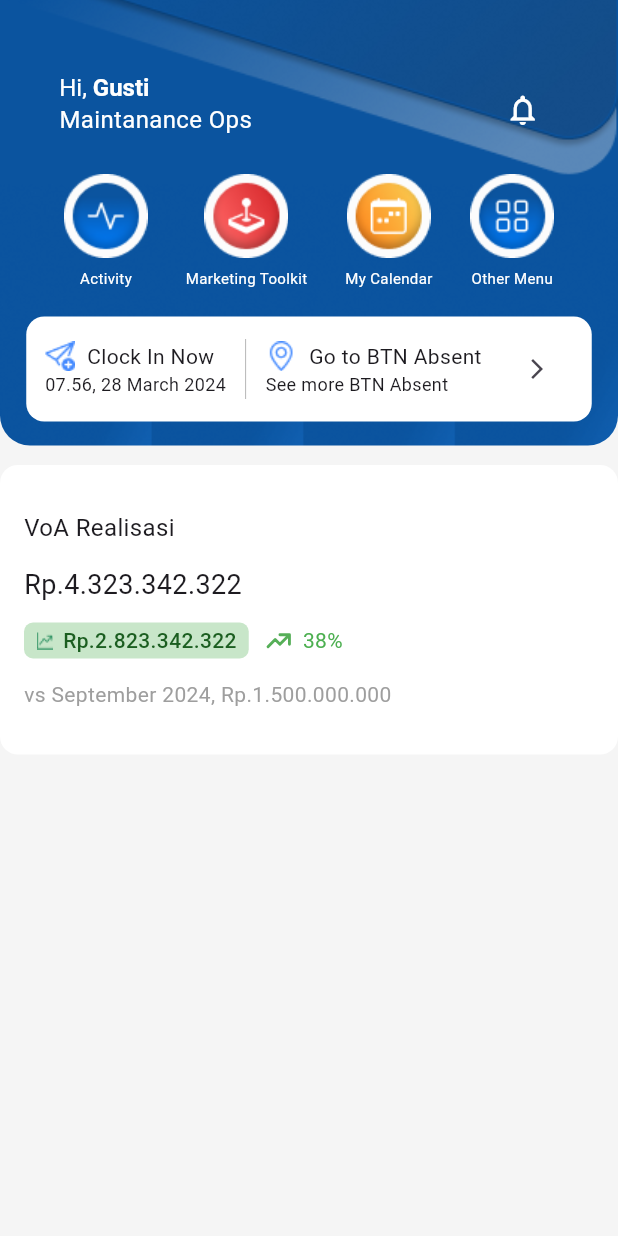
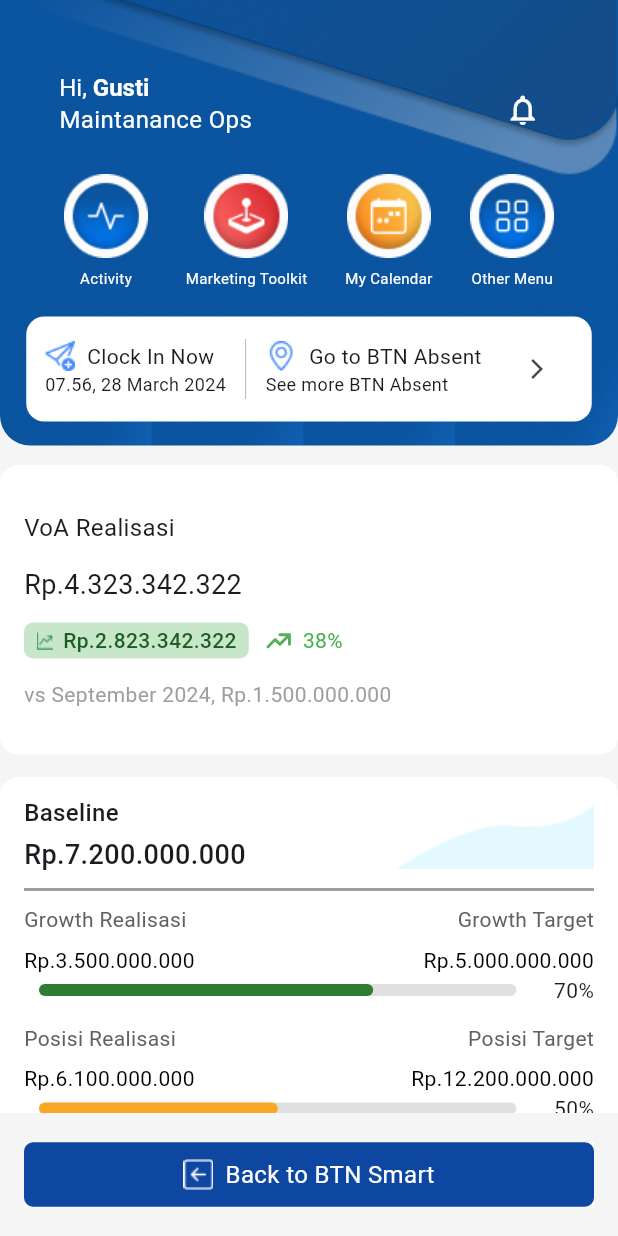
Before and after one commit to FaMan-6/absents-btn-task-1, a Flutter app: the screen it shows after launch, on a phone screen of 412 x 824 dp. Run offline on Flutter 3.47's test engine with Material 3 defaults, Android fonts, the light colour scheme and no system bars; drawn by our look-alikes of percent_indicator; our stand-ins replace bloc, equatable, flutter_bloc, flutter_svg.

Commit message:
Dashboard page

```diff
--- a/lib/constants/constant.dart
+++ b/lib/constants/constant.dart
@@ -4,11 +4,11 @@
 
 List<Baseline> baselineData = [
   Baseline(
-    nominal: 1000000,
-    growthRealisasi: 10,
-    growthTarget: 20,
-    posisiRealisasi: 30,
-    posisiTarget: 40,
+    nominal: 7200000000,
+    growthRealisasi: 3500000000,
+    growthTarget: 5000000000,
+    posisiRealisasi: 6100000000,
+    posisiTarget: 12200000000,
   ),
 ];
 
--- /dev/null
+++ b/lib/helpers/percent.dart
@@ -0,0 +1,4 @@
+double percentFormatter(int r, int t) {
+  final number = (r / t).clamp(0, 1);
+  return number.toDouble();
+}
--- a/lib/main.dart
+++ b/lib/main.dart
@@ -18,6 +18,7 @@
       providers: [
         BlocProvider(create: (_) => UserCubit()),
         BlocProvider(create: (_) => VoaRealisasiCubit()),
+        BlocProvider(create: (_) => BaselineCubit()),
       ],
       child: MaterialApp(
         theme: ThemeData(
--- a/lib/screens/dashboard.dart
+++ b/lib/screens/dashboard.dart
@@ -1,10 +1,14 @@
 import 'package:absents_btn/cubit/baseline/baseline_cubit.dart';
+import 'package:absents_btn/cubit/baseline/baseline_state.dart';
 import 'package:absents_btn/cubit/user/user_cubit.dart';
 import 'package:absents_btn/cubit/voa_realisasi/voa_realisasi_cubit.dart';
 import 'package:absents_btn/theme/colors.dart';
+import 'package:absents_btn/widget/baseline_widget.dart';
 import 'package:absents_btn/widget/dashboard_checkin.dart';
 import 'package:absents_btn/widget/menu_dashboard.dart';
 import 'package:absents_btn/widget/navbar_profile.dart';
+import 'package:absents_btn/widget/time_series.dart';
+import 'package:absents_btn/widget/total_pipeline.dart';
 import 'package:absents_btn/widget/voa_realisasi_widget.dart';
 import 'package:flutter/material.dart';
 import 'package:flutter_bloc/flutter_bloc.dart';
@@ -28,7 +32,8 @@
       print('fetchVoaRealisasi done');
       context.read<UserCubit>().fetchUser();
       print('fetchUser done');
-
+      context.read<BaselineCubit>().fetchBaseline();
+      print('fetchBaseline done');
       _isInitialized = true;
     }
   }
@@ -59,8 +64,8 @@
                     crossAxisAlignment: CrossAxisAlignment.center,
                     children: [
                       Padding(
-                      padding:
-                          const EdgeInsets.only(top: 33.0, left: 21, right: 21),
+                        padding: const EdgeInsets.only(
+                            top: 33.0, left: 21, right: 21),
                         child: BlocBuilder<UserCubit, UserState>(
                           builder: (context, state) {
                             if (state is UserLoaded) {
@@ -143,11 +148,70 @@
                 ),
               ),
               Padding(
-              padding: EdgeInsets.only(top: 13.0),
+                padding: const EdgeInsets.only(top: 15.0),
+                child: BlocBuilder<BaselineCubit, BaselineState>(
+                  builder: (context, state) {
+                    if (state is BaselineLoaded) {
+                      print('Posisi: $state');
+                      return BaselineWidget(
+                        nominal: state.baseline[0].nominal,
+                        growthTarget: state.baseline[0].growthTarget,
+                        growthRealisasi: state.baseline[0].growthRealisasi,
+                        posisiTarget: state.baseline[0].posisiTarget,
+                        posisiRealisasi: state.baseline[0].posisiRealisasi,
+                      );
+                    } else if (state is BaselineError) {
+                      return Center(
+                        child: Text(state.message),
+                      );
+                    } else if (state is BaselineLoading) {
+                      return Center(
+                        child: CircularProgressIndicator(),
+                      );
+                    } else {
+                      return Center(
+                        child: Text('No data found'),
+                      );
+                    }
+                  },
+                ),
+              ),
+              Padding(
+                padding: const EdgeInsets.only(top: 7.0),
+                child: TimeSeries(),
+              ),
+              Padding(
+                padding: const EdgeInsets.only(top: 20.0),
+                child: TotalPipeline(),
+              )
+            ],
+          ),
+        ),
+        bottomNavigationBar: Padding(
+          padding: const EdgeInsets.symmetric(horizontal: 16.0, vertical: 19.5),
+          child: Container(
+            width: double.infinity,
+            decoration: BoxDecoration(color: Colors.white),
+            child: Container(
+              decoration: BoxDecoration(
+                  color: Colors.blue[900],
+                  borderRadius: BorderRadius.circular(6)),
+              child: Padding(
+                padding: const EdgeInsets.symmetric(vertical: 10.0),
+                child: Row(
+                  mainAxisAlignment: MainAxisAlignment.center,
+                  spacing: 8,
+                  children: [
+                    Image.asset('assets/images/arrow-left-square.png'),
+                    Text(
+                      'Back to BTN Smart',
+                      style: TextStyle(color: Colors.white, fontSize: 16),
                     ),
                   ],
                 ),
               ),
-    );
+            ),
+          ),
+        ));
   }
 }
--- a/lib/widget/baseline.dart
+++ /dev/null
@@ -1,15 +0,0 @@
-import 'package:flutter/material.dart';
-
-class Baseline extends StatefulWidget {
-  const Baseline({super.key});
-
-  @override
-  State<Baseline> createState() => _BaselineState();
-}
-
-class _BaselineState extends State<Baseline> {
-  @override
-  Widget build(BuildContext context) {
-    return const Placeholder();
-  }
-}
--- /dev/null
+++ b/lib/widget/baseline_widget.dart
@@ -0,0 +1,248 @@
+import 'package:absents_btn/helpers/currency_format.dart';
+import 'package:absents_btn/helpers/percent.dart';
+import 'package:absents_btn/theme/colors.dart';
+import 'package:flutter/material.dart';
+import 'package:percent_indicator/linear_percent_indicator.dart';
+
+class BaselineWidget extends StatefulWidget {
+  final int nominal;
+  final int growthTarget;
+  final int growthRealisasi;
+  final int posisiTarget;
+  final int posisiRealisasi;
+  const BaselineWidget({
+    super.key,
+    required this.nominal,
+    required this.growthTarget,
+    required this.growthRealisasi,
+    required this.posisiTarget,
+    required this.posisiRealisasi,
+  });
+
+  @override
+  State<BaselineWidget> createState() => _BaselineWidgetState();
+}
+
+class _BaselineWidgetState extends State<BaselineWidget> {
+  @override
+  void initState() {
+    // TODO: implement initState
+    super.initState();
+    print(percentFormatter(widget.growthRealisasi, widget.growthTarget));
+  }
+
+  @override
+  Widget build(BuildContext context) {
+    final nominal = formater(widget.nominal);
+    final growthTarget = formater(widget.growthTarget);
+    final growthRealisasi = formater(widget.growthRealisasi);
+    final posisiTarget = formater(widget.posisiTarget);
+    final posisiRealisasi = formater(widget.posisiRealisasi);
+
+    final growthPercent =
+        percentFormatter(widget.growthRealisasi, widget.growthTarget);
+    final posisiPercent =
+        percentFormatter(widget.posisiRealisasi, widget.posisiTarget);
+
+    return Container(
+      width: double.infinity,
+      decoration: BoxDecoration(
+        color: Colors.white,
+        borderRadius: BorderRadius.circular(12),
+      ),
+      child: Padding(
+        padding: const EdgeInsets.symmetric(horizontal: 16.0, vertical: 12),
+        child: Column(
+          children: [
+            Row(
+              mainAxisAlignment: MainAxisAlignment.spaceBetween,
+              children: [
+                Column(
+                  crossAxisAlignment: CrossAxisAlignment.start,
+                  spacing: 4,
+                  children: [
+                    Text(
+                      'Baseline',
+                      style: TextStyle(
+                        fontSize: 16,
+                        fontWeight: FontWeight.w500,
+                      ),
+                    ),
+                    Text(
+                      nominal,
+                      style: TextStyle(
+                        fontSize: 18,
+                        fontWeight: FontWeight.w500,
+                      ),
+                    ),
+                  ],
+                ),
+                Container(
+                  decoration: BoxDecoration(
+                    borderRadius: BorderRadius.only(
+                      bottomRight: Radius.circular(12),
+                    ),
+                  ),
+                  child: Image.asset('assets/images/graphic.png'),
+                ),
+              ],
+            ),
+            Padding(
+              padding: const EdgeInsets.symmetric(vertical: 9.0),
+              child: Container(
+                width: double.infinity,
+                height: 2,
+                decoration: BoxDecoration(
+                  color: Colors.grey,
+                ),
+              ),
+            ),
+            Column(
+              spacing: 12,
+              children: [
+                Column(
+                  children: [
+                    Row(
+                      mainAxisAlignment: MainAxisAlignment.spaceBetween,
+                      children: [
+                        Column(
+                          crossAxisAlignment: CrossAxisAlignment.start,
+                          spacing: 7,
+                          children: [
+                            Text(
+                              'Growth Realisasi',
+                              style: TextStyle(
+                                fontSize: 14,
+                                fontWeight: FontWeight.w400,
+                                color: Colors.grey[700],
+                              ),
+                            ),
+                            Text(
+                              growthRealisasi,
+                              style: TextStyle(
+                                fontSize: 14,
+                                fontWeight: FontWeight.w400,
+                                color: Colors.black,
+                              ),
+                            ),
+                          ],
+                        ),
+                        Column(
+                          crossAxisAlignment: CrossAxisAlignment.end,
+                          spacing: 7,
+                          children: [
+                            Text(
+                              'Growth Target',
+                              style: TextStyle(
+                                fontSize: 14,
+                                fontWeight: FontWeight.w400,
+                                color: Colors.grey[700],
+                              ),
+                            ),
+                            Text(
+                              growthTarget,
+                              style: TextStyle(
+                                fontSize: 14,
+                                fontWeight: FontWeight.w400,
+                                color: Colors.black,
+                              ),
+                            ),
+                          ],
+                        ),
+                      ],
+                    ),
+                    Row(
+                      spacing: 15,
+                      mainAxisAlignment: MainAxisAlignment.spaceBetween,
+                      children: [
+                        Expanded(
+                          child: LinearPercentIndicator(
+                            lineHeight: 8.0,
+                            percent: growthPercent,
+                            progressColor: Colors.green[800],
+                            backgroundColor: Colors.grey[300],
+                            barRadius: Radius.circular(16),
+                          ),
+                        ),
+                        Text('${(growthPercent * 100).toStringAsFixed(0)}%'),
+                      ],
+                    )
+                  ],
+                ),
+                Column(
+                  children: [
+                    Row(
+                      mainAxisAlignment: MainAxisAlignment.spaceBetween,
+                      children: [
+                        Column(
+                          crossAxisAlignment: CrossAxisAlignment.start,
+                          spacing: 7,
+                          children: [
+                            Text(
+                              'Posisi Realisasi',
+                              style: TextStyle(
+                                fontSize: 14,
+                                fontWeight: FontWeight.w400,
+                                color: Colors.grey[700],
+                              ),
+                            ),
+                            Text(
+                              posisiRealisasi,
+                              style: TextStyle(
+                                fontSize: 14,
+                                fontWeight: FontWeight.w400,
+                                color: Colors.black,
+                              ),
+                            ),
+                          ],
+                        ),
+                        Column(
+                          crossAxisAlignment: CrossAxisAlignment.end,
+                          spacing: 7,
+                          children: [
+                            Text(
+                              'Posisi Target',
+                              style: TextStyle(
+                                fontSize: 14,
+                                fontWeight: FontWeight.w400,
+                                color: Colors.grey[700],
+                              ),
+                            ),
+                            Text(
+                              posisiTarget,
+                              style: TextStyle(
+                                fontSize: 14,
+                                fontWeight: FontWeight.w400,
+                                color: Colors.black,
+                              ),
+                            ),
+                          ],
+                        ),
+                      ],
+                    ),
+                    Row(
+                      spacing: 15,
+                      mainAxisAlignment: MainAxisAlignment.spaceBetween,
+                      children: [
+                        Expanded(
+                          child: LinearPercentIndicator(
+                            lineHeight: 8.0,
+                            percent: posisiPercent,
+                            progressColor: Colors.yellow[800],
+                            backgroundColor: Colors.grey[300],
+                            barRadius: Radius.circular(16),
+                          ),
+                        ),
+                        Text('${(posisiPercent * 100).toStringAsFixed(0)}%'),
+                      ],
+                    ),
+                  ],
+                ),
+              ],
+            ),
+          ],
+        ),
+      ),
+    );
+  }
+}
--- /dev/null
+++ b/lib/widget/time_series.dart
@@ -0,0 +1,29 @@
+import 'package:flutter/material.dart';
+
+class TimeSeries extends StatelessWidget {
+  const TimeSeries({super.key});
+
+  @override
+  Widget build(BuildContext context) {
+    return Container(
+      decoration: BoxDecoration(
+        color: Colors.white,
+        borderRadius: BorderRadius.circular(8),
+      ),
+      child: Column(
+        crossAxisAlignment: CrossAxisAlignment.start,
+        children: [
+          Padding(
+            padding: const EdgeInsets.all(24.0),
+            child: Text('Time Series'),
+          ),
+          Image.asset(
+            'assets/images/graph-plot.png',
+            height: 320,
+            width: 358,
+          ),
+        ],
+      ),
+    );
+  }
+}
--- /dev/null
+++ b/lib/widget/total_pipeline.dart
@@ -0,0 +1,79 @@
+import 'package:flutter/material.dart';
+
+class TotalPipeline extends StatelessWidget {
+  const TotalPipeline({super.key});
+
+  @override
+  Widget build(BuildContext context) {
+    return Container(
+      decoration: BoxDecoration(
+        color: Colors.white,
+      ),
+      child: Padding(
+        padding: const EdgeInsets.symmetric(horizontal: 18.0, vertical: 20.0),
+        child: Column(
+          crossAxisAlignment: CrossAxisAlignment.start,
+          children: [
+            Text(
+              'Total Pipeline',
+              style: TextStyle(
+                fontSize: 16,
+                fontWeight: FontWeight.w400,
+              ),
+            ),
+            Text(
+              'Rp20.000.000.000',
+              style: TextStyle(
+                fontSize: 16,
+                fontWeight: FontWeight.w500,
+                color: Colors.blueAccent[700],
+              ),
+            ),
+            Padding(
+              padding: const EdgeInsets.only(top: 19.0),
+              child: Row(
+                spacing: 45,
+                crossAxisAlignment: CrossAxisAlignment.center,
+                children: [
+                  Image.asset('assets/images/total-pipeline.png'),
+                  Column(
+                    crossAxisAlignment: CrossAxisAlignment.start,
+                    children: [
+                      Text(
+                        '• Berhasil',
+                        style: TextStyle(
+                          fontSize: 14,
+                          fontWeight: FontWeight.w500,
+                          color: Colors.green[700],
+                        ),
+                      ),
+                      Text('  Rp10.000.000.000'),
+                      Text(
+                        '• Outstanding',
+                        style: TextStyle(
+                          fontSize: 14,
+                          fontWeight: FontWeight.w500,
+                          color: Colors.yellow[700],
+                        ),
+                      ),
+                      Text('  Rp5.000.000.000'),
+                      Text(
+                        '• Gagal',
+                        style: TextStyle(
+                          fontSize: 14,
+                          fontWeight: FontWeight.w500,
+                          color: Colors.red[700],
+                        ),
+                      ),
+                      Text('  5.000.000.000')
+                    ],
+                  )
+                ],
+              ),
+            )
+          ],
+        ),
+      ),
+    );
+  }
+}
--- a/pubspec.yaml
+++ b/pubspec.yaml
@@ -34,6 +34,7 @@
   equatable: ^2.0.7
   flutter_bloc: ^7.3.0
   intl: ^0.18.0
+  percent_indicator: ^4.2.4
 
   # The following adds the Cupertino Icons font to your application.
   # Use with the CupertinoIcons class for iOS style icons.
```
Also changed, not shown: assets/images/graph-plot.png (added), assets/images/graphic.png (added), assets/images/total-pipeline.png (added), pubspec.lock. Lines whose indentation alone changed are shown as unchanged.
